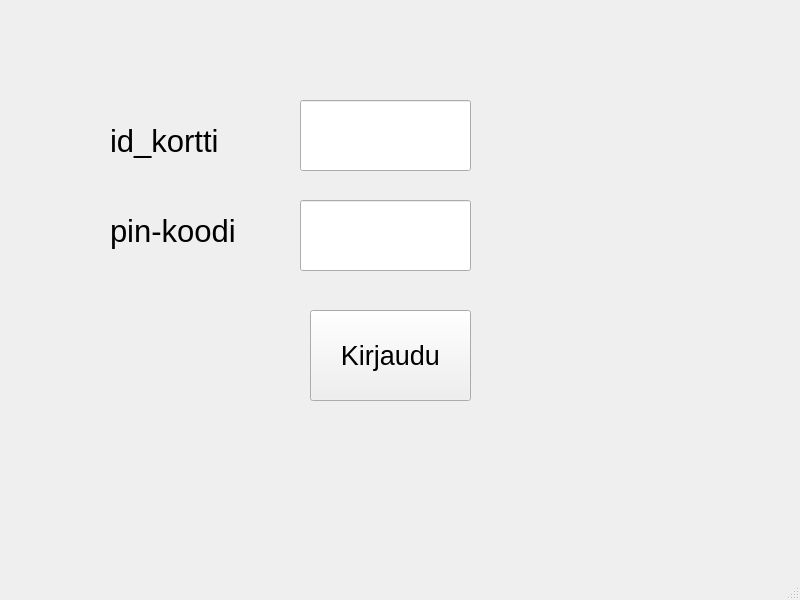
Before: the Qt Designer form frontend/mainwindow.ui in janikasavela/Bank, drawn with Qt 5.
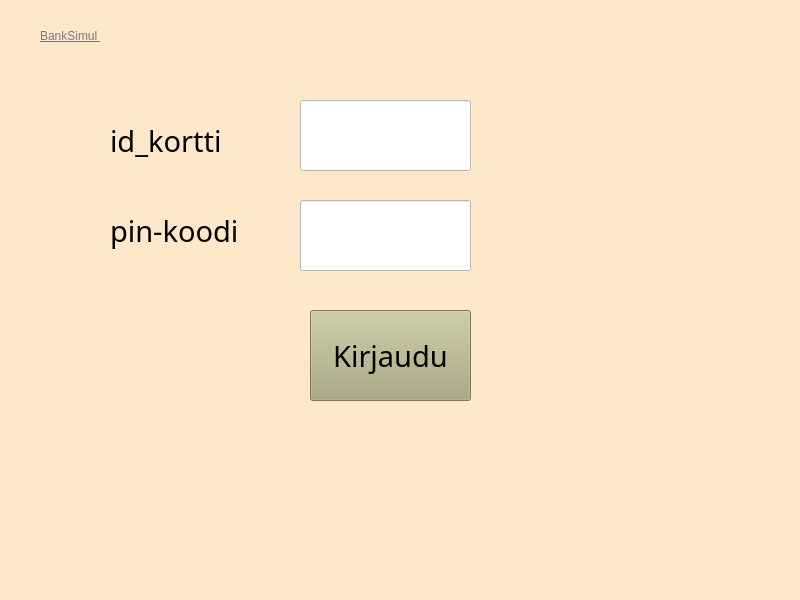
After: the same form once the commit is applied.

```diff
--- a/frontend/mainwindow.ui
+++ b/frontend/mainwindow.ui
@@ -13,6 +13,9 @@
   <property name="windowTitle">
    <string>MainWindow</string>
   </property>
+  <property name="styleSheet">
+   <string notr="true">background-color: rgb(255, 231, 201);</string>
+  </property>
   <widget class="QWidget" name="centralwidget">
    <widget class="QLabel" name="label">
     <property name="geometry">
@@ -25,9 +28,15 @@
     </property>
     <property name="font">
      <font>
-      <pointsize>23</pointsize>
+      <family>Bahnschrift</family>
+      <pointsize>22</pointsize>
+      <italic>false</italic>
+      <bold>false</bold>
      </font>
     </property>
+    <property name="styleSheet">
+     <string notr="true">font: 22pt &quot;Bahnschrift&quot;;</string>
+    </property>
     <property name="text">
      <string>id_kortti</string>
     </property>
@@ -43,9 +52,15 @@
     </property>
     <property name="font">
      <font>
-      <pointsize>23</pointsize>
+      <family>Bahnschrift</family>
+      <pointsize>22</pointsize>
+      <italic>false</italic>
+      <bold>false</bold>
      </font>
     </property>
+    <property name="styleSheet">
+     <string notr="true">font: 22pt &quot;Bahnschrift&quot;;</string>
+    </property>
     <property name="text">
      <string>pin-koodi</string>
     </property>
@@ -64,6 +79,9 @@
       <pointsize>20</pointsize>
      </font>
     </property>
+    <property name="styleSheet">
+     <string notr="true">background-color: rgb(255, 255, 255);</string>
+    </property>
    </widget>
    <widget class="QLineEdit" name="lineEdit_2PinKoodi">
     <property name="geometry">
@@ -79,6 +97,9 @@
       <pointsize>20</pointsize>
      </font>
     </property>
+    <property name="styleSheet">
+     <string notr="true">background-color: rgb(255, 255, 255);</string>
+    </property>
    </widget>
    <widget class="QPushButton" name="pushButtonLogin">
     <property name="geometry">
@@ -91,9 +112,17 @@
     </property>
     <property name="font">
      <font>
-      <pointsize>20</pointsize>
+      <family>Bahnschrift</family>
+      <pointsize>22</pointsize>
+      <italic>false</italic>
+      <bold>false</bold>
      </font>
     </property>
+    <property name="styleSheet">
+     <string notr="true">background-color: rgb(170, 76, 45);
+font: 22pt &quot;Bahnschrift&quot;;
+background-color: rgb(170, 170, 127);</string>
+    </property>
     <property name="text">
      <string>Kirjaudu</string>
     </property>
@@ -109,13 +138,37 @@
     </property>
     <property name="font">
      <font>
-      <pointsize>23</pointsize>
+      <family>Bahnschrift</family>
+      <pointsize>22</pointsize>
+      <italic>false</italic>
+      <bold>false</bold>
      </font>
     </property>
+    <property name="styleSheet">
+     <string notr="true">font: 22pt &quot;Bahnschrift&quot;;</string>
+    </property>
     <property name="text">
      <string/>
     </property>
    </widget>
+   <widget class="QLabel" name="label_3">
+    <property name="geometry">
+     <rect>
+      <x>40</x>
+      <y>10</y>
+      <width>391</width>
+      <height>51</height>
+     </rect>
+    </property>
+    <property name="styleSheet">
+     <string notr="true">font: 700 22pt &quot;Segoe Script&quot;;
+color: rgb(121, 121, 121);
+text-decoration: underline;</string>
+    </property>
+    <property name="text">
+     <string>BankSimul </string>
+    </property>
+   </widget>
   </widget>
   <widget class="QMenuBar" name="menubar">
    <property name="geometry">
```
